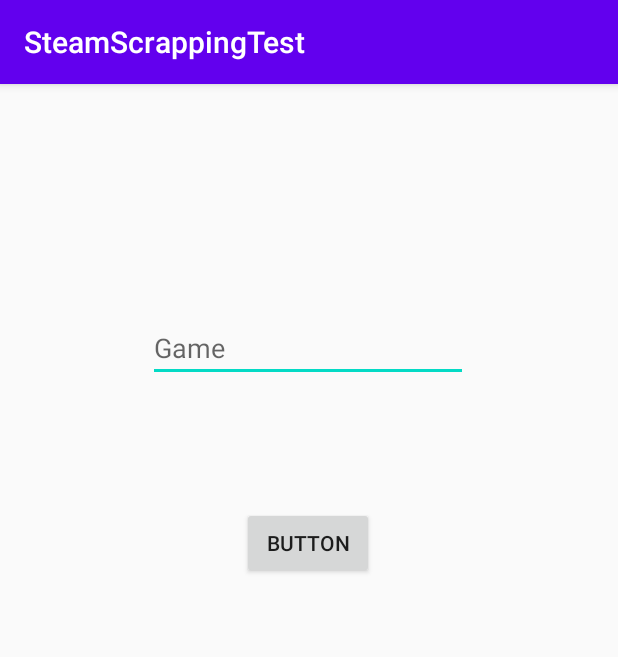
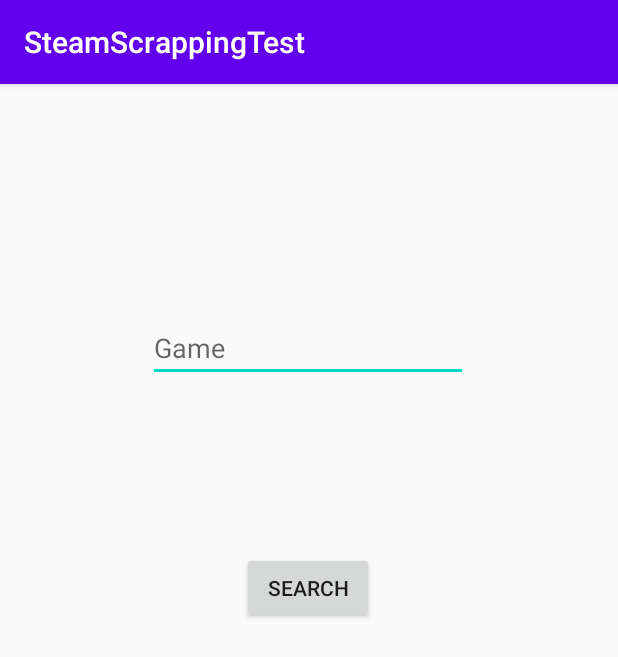
Before and after one commit to M1ko5ek/Scrapping, an Android app: the screen it shows after launch (MainActivity), on a phone screen of 412 x 824 dp. Shown: the top 657 px of the screen. Run offline under Robolectric (Android 15) with nearby library versions, the phone set to English and light mode, and no system bars.

Commit message:
search title + Wrong title ? -> searching exact title

```diff
--- a/app/src/main/res/layout/activity_main.xml
+++ b/app/src/main/res/layout/activity_main.xml
@@ -14,19 +14,19 @@
         app:layout_constraintLeft_toLeftOf="parent"
         app:layout_constraintRight_toRightOf="parent"
         app:layout_constraintTop_toTopOf="parent"
-        app:layout_constraintVertical_bias="0.499" />
+        app:layout_constraintVertical_bias="0.321" />
 
     <Button
         android:id="@+id/button"
         android:layout_width="wrap_content"
         android:layout_height="wrap_content"
-        android:text="Button"
+        android:text="Search"
         app:layout_constraintBottom_toBottomOf="parent"
         app:layout_constraintEnd_toEndOf="parent"
         app:layout_constraintHorizontal_bias="0.498"
         app:layout_constraintStart_toStartOf="parent"
         app:layout_constraintTop_toTopOf="parent"
-        app:layout_constraintVertical_bias="0.392" />
+        app:layout_constraintVertical_bias="0.433" />
 
     <EditText
         android:id="@+id/editText"
@@ -42,4 +42,15 @@
         app:layout_constraintTop_toTopOf="parent"
         app:layout_constraintVertical_bias="0.212" />
 
+    <TextView
+        android:id="@+id/wrongName"
+        android:layout_width="wrap_content"
+        android:layout_height="wrap_content"
+        app:layout_constraintBottom_toBottomOf="parent"
+        app:layout_constraintEnd_toEndOf="parent"
+        app:layout_constraintHorizontal_bias="0.498"
+        app:layout_constraintStart_toStartOf="parent"
+        app:layout_constraintTop_toTopOf="parent"
+        app:layout_constraintVertical_bias="0.526" />
+
 </androidx.constraintlayout.widget.ConstraintLayout>
```
Also changed, not shown: app/src/main/java/pl/pwr/s241936/steamscrappingtest/MainActivity.java (+30 -13 lines).
